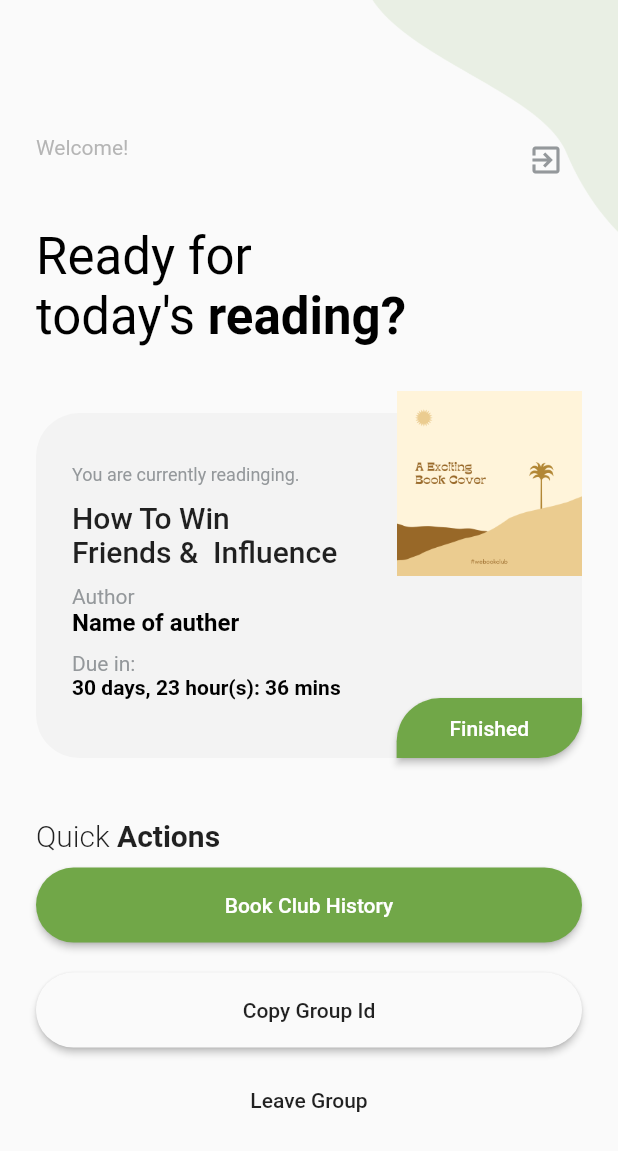
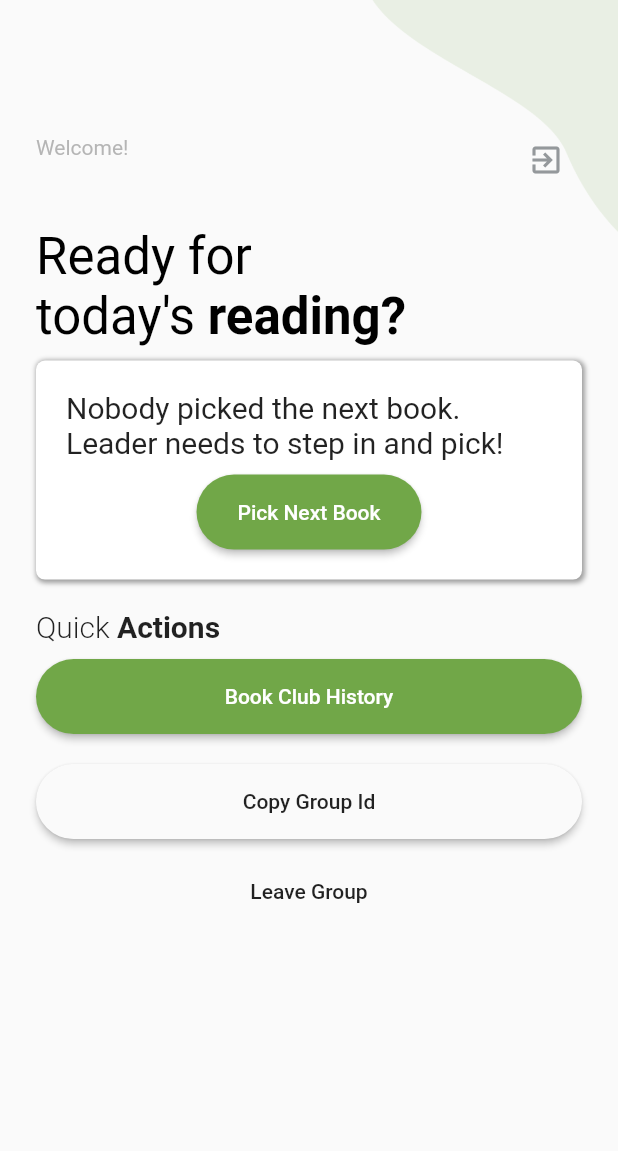
Before and after one commit to freedomkhanyile/mybookclub-flutter, a Flutter app: the InGroupScreen screen opened directly, on a phone screen of 412 x 824 dp. Shown: the top 1151 px of the screen. Run offline on Flutter 3.47's test engine with Material 2 defaults, Android fonts, the phone set to English and light mode, and no system bars; our stand-ins replace cloud_firestore, firebase_auth, firebase_core, firebase_messaging, flutter_datetime_picker, google_sign_in and 1 more; missing offline and left inert: cloud_firestore_platform_interface; accounts and stored records are empty.

Commit message:
Updated the top card widget to read from Firebase.

```diff
--- a/src/v2/my_book_club/lib/screens/group/inGroup/inGroupScreen.dart
+++ b/src/v2/my_book_club/lib/screens/group/inGroup/inGroupScreen.dart
@@ -179,7 +179,7 @@ class _InGroupScreenState extends State<InGroupScreen> {
                       child: Column(
                         crossAxisAlignment: CrossAxisAlignment.start,
                         children: [
-                          BookCardWidget(size: size),
+                          TopCard(),
                           SizedBox(height: 20),
                           // Action buttons.
                           RichText(
--- a/src/v2/my_book_club/lib/widgets/book_card_widget.dart
+++ b/src/v2/my_book_club/lib/widgets/book_card_widget.dart
@@ -1,14 +1,20 @@
-
 import 'package:flutter/material.dart';
+import 'package:we_book_club/models/bookModel.dart';
 import 'package:we_book_club/utils/ourTheme.dart';
 
 class BookCardWidget extends StatelessWidget {
   const BookCardWidget({
     Key? key,
+    required this.book,
+    required this.bookDue,
+    required this.press,
     required this.size,
   }) : super(key: key);
 
   final Size size;
+  final String bookDue;
+  final GestureTapCallback press;
+  final BookModel book;
 
   @override
   Widget build(BuildContext context) {
@@ -52,7 +58,7 @@ class BookCardWidget extends StatelessWidget {
                     ),
                   ),
                   Text(
-                    "How To Win \nFriends &  Influence",
+                    (book.name != null) ? book.name! : 'loading..',
                     style: Theme.of(context).textTheme.headline6,
                   ),
                   SizedBox(height: 10),
@@ -62,15 +68,10 @@ class BookCardWidget extends StatelessWidget {
                           color: HexColor("#94989B"),
                         ),
                         children: [
-                          TextSpan(text: "Author \n"),
                           TextSpan(
-                            text: "Name of auther",
-                            style: TextStyle(
-                              color: Colors.black,
-                              fontWeight: FontWeight.bold,
-                              fontSize: 16,
-                            ),
-                          ),
+                              text: (book.author != null)
+                                  ? book.author!
+                                  : 'loading..'),
                         ]),
                   ),
                   SizedBox(height: 10),
@@ -82,7 +83,7 @@ class BookCardWidget extends StatelessWidget {
                         children: [
                           TextSpan(text: "Due in: \n"),
                           TextSpan(
-                            text: "30 days, 23 hour(s): 36 mins",
+                            text: bookDue,
                             style: TextStyle(
                               color: Colors.black,
                               fontWeight: FontWeight.bold,
@@ -97,6 +98,7 @@ class BookCardWidget extends StatelessWidget {
           Positioned(
             right: 0,
             top: 0,
+            // TODO Retrieve from FireStore Storage.
             child: Image.asset(
               "assets/images/book_cover_placeholder.png",
               width: size.width * .3,
@@ -109,7 +111,7 @@ class BookCardWidget extends StatelessWidget {
               height: 40,
               width: size.width * .3,
               child: RaisedButton(
-                onPressed: () {},
+                onPressed: press,
                 // TODO Move colors to constants.dart file
                 color: HexColor("#71A748"),
                 shape: RoundedRectangleBorder(
```
Also changed, not shown: src/v2/my_book_club/lib/screens/group/inGroup/localWidgets/topCard.dart (+11 -54 lines), 1 other file.
